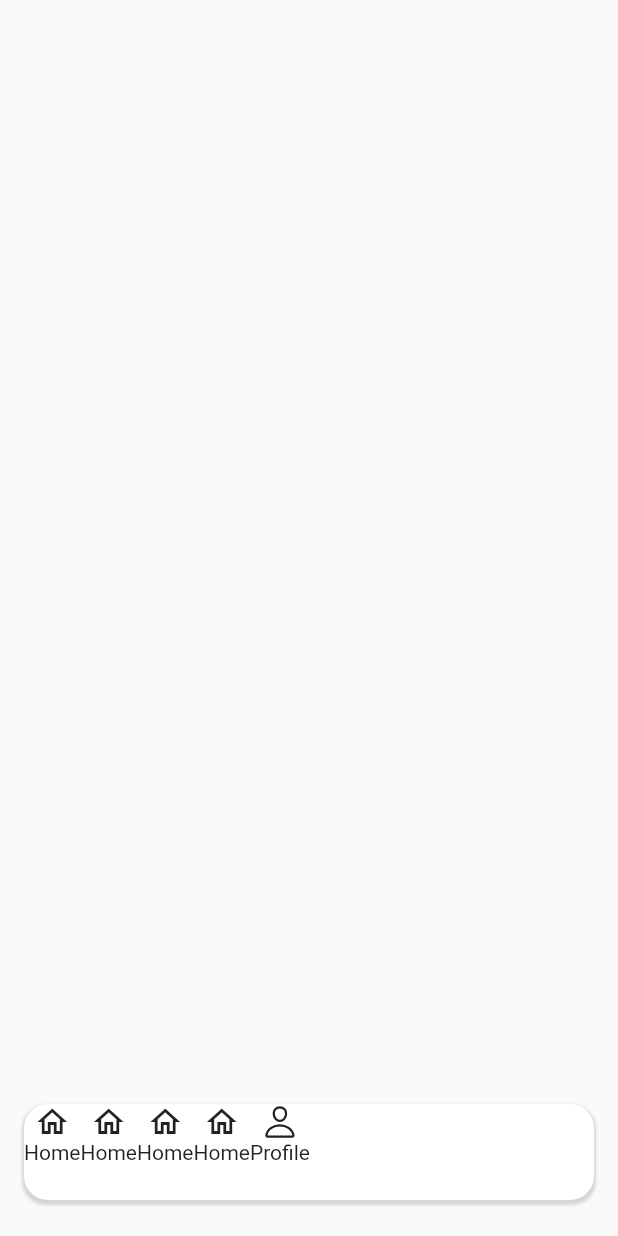
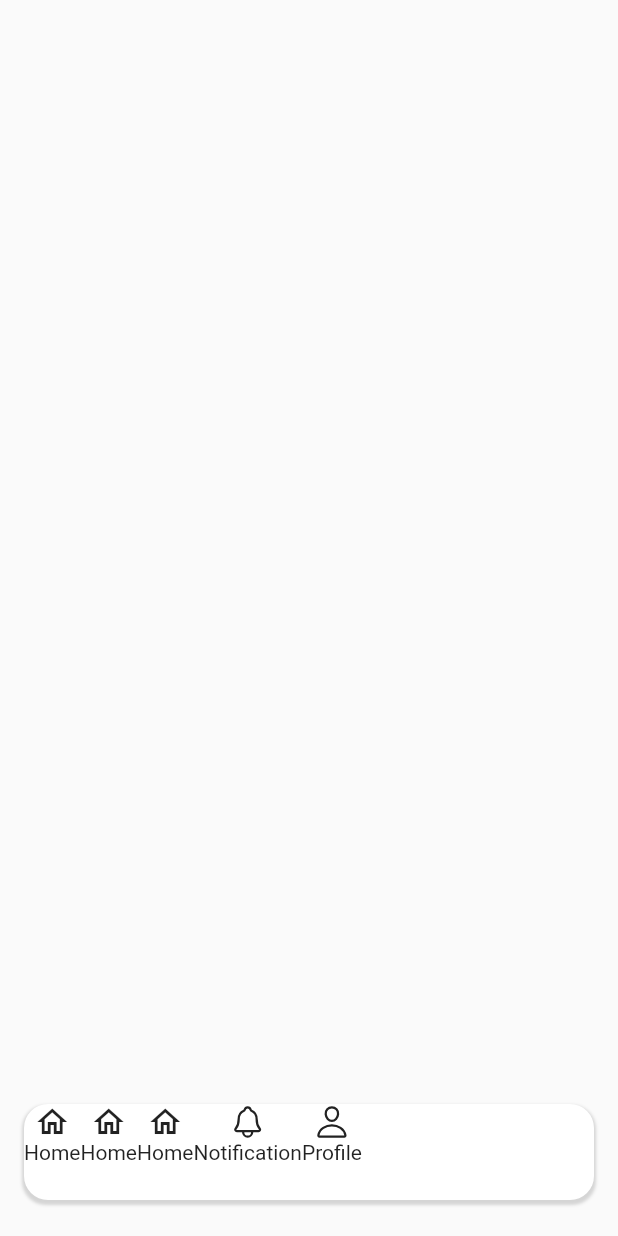
Before and after one commit to JAICHANGPARK/flutter_notebook_13th_story, a Flutter app: the screen it shows after launch, on a phone screen of 412 x 824 dp. Run offline on Flutter 3.47's test engine with Material 2 defaults, Android fonts, the phone set to English and light mode, and no system bars; our stand-ins replace flutter_svg, get, google_fonts, hooks_riverpod, ionicons, page_transition and 1 more; missing offline and left inert: barcode.

Commit message:
Update meditation_class_main_page.dart

```diff
--- a/lib/ep843_meditation_class_app/ui/meditation_class_main_page.dart
+++ b/lib/ep843_meditation_class_app/ui/meditation_class_main_page.dart
@@ -53,8 +53,8 @@ class _MeditationClassHomePageState extends State<MeditationClassHomePage> {
                     ),
                     Column(
                       children: [
-                        Icon(Icons.home_outlined),
-                        Text("Home"),
+                        Icon(Ionicons.notifications_outline),
+                        Text("Notification"),
                       ],
                     ),
                     Column(
```
